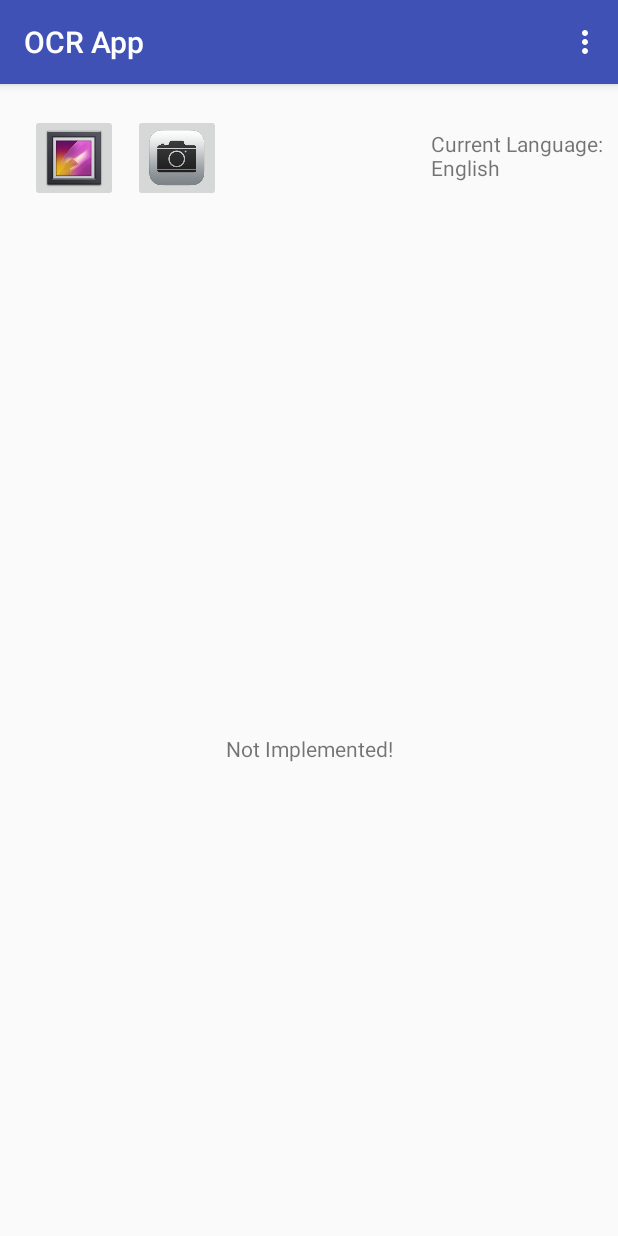
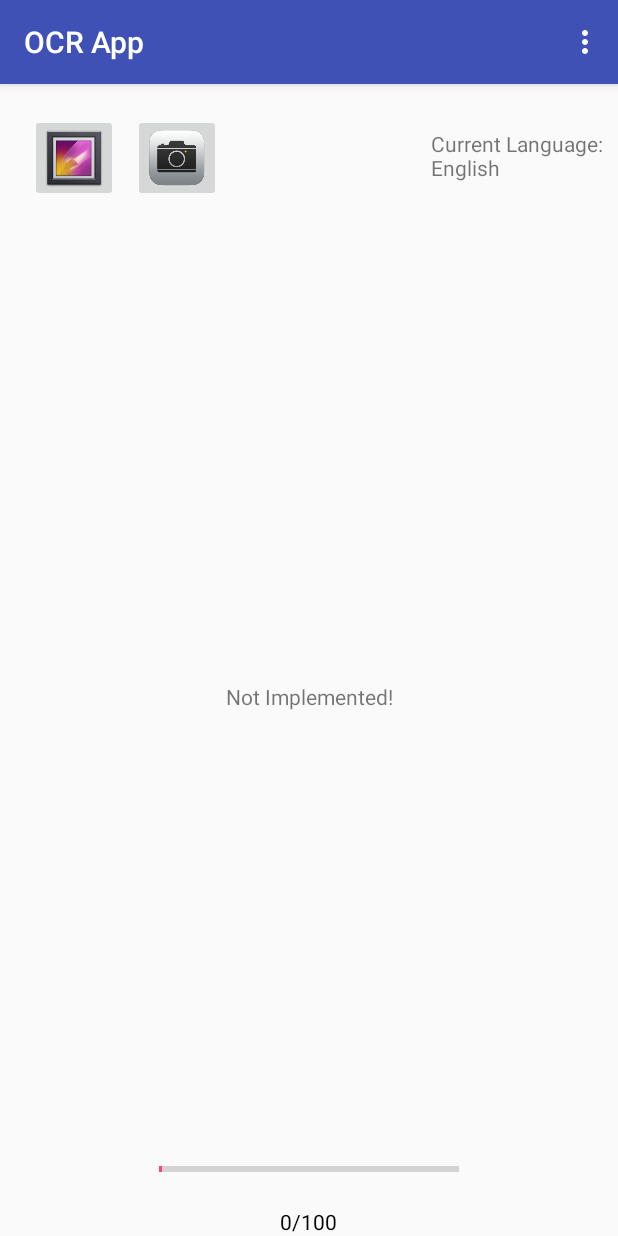
Before and after one commit to hadas-sg/ocr-app, an Android app: the screen it shows after launch (MainActivity), after a tap on an icon or button, on a phone screen of 412 x 824 dp. Run offline under Robolectric (Android 15) with nearby library versions, the phone set to English and light mode, and no system bars; libraries missing offline, so code that uses them is left out: com.googlecode.tesseract.

Commit message:
Adding Progress bar

```diff
--- a/app/src/main/AndroidManifest.xml
+++ b/app/src/main/AndroidManifest.xml
@@ -4,6 +4,9 @@
 
     <uses-permission android:name="android.permission.WRITE_EXTERNAL_STORAGE" />
     <uses-permission android:name="android.permission.READ_EXTERNAL_STORAGE" />
+    <uses-permission android:name="android.permission.CAMERA"/>
+
+    <uses-feature android:name="android.hardware.camera" android:required="true" />
 
     <application
         android:allowBackup="true"
--- a/app/src/main/java/com/example/android/ocrexample/MainActivity.java
+++ b/app/src/main/java/com/example/android/ocrexample/MainActivity.java
@@ -13,6 +13,7 @@ import android.os.AsyncTask;
 import android.os.Build;
 import android.os.Bundle;
 import android.os.Environment;
+import android.os.Handler;
 import android.preference.PreferenceManager;
 import android.support.v4.app.ActivityCompat;
 import android.support.v4.content.ContextCompat;
@@ -23,6 +24,7 @@ import android.view.Menu;
 import android.view.MenuItem;
 import android.view.View;
 import android.widget.ImageView;
+import android.widget.ProgressBar;
 import android.widget.TextView;
 
 import com.googlecode.tesseract.android.TessBaseAPI;
@@ -33,9 +35,15 @@ public class MainActivity extends AppCompatActivity
     implements SharedPreferences.OnSharedPreferenceChangeListener {
 
     private static final int SELECT_PICTURE = 1;
-    private static final int REQUEST_READ_EXTERNAL_STORAGE = 1;
+    private static final int TAKE_PICTURE = 2;
+    private static final int REQUEST_PERMISSIONS = 1;
 
     ProcessTextWithOCR textProcessorTask;
+
+    private ProgressBar progressBar;
+    private int progressStatus = 0;
+    private TextView textView;
+    private Handler handler = new Handler();
 
     @Override
     protected void onCreate(Bundle savedInstanceState) {
@@ -58,11 +66,13 @@ public class MainActivity extends AppCompatActivity
     public void checkIfStoragePermissionGranted() {
 
         if (Build.VERSION.SDK_INT >= 23) {
-            if (ContextCompat.checkSelfPermission(this, Manifest.permission.READ_EXTERNAL_STORAGE)
-                    != PackageManager.PERMISSION_GRANTED) {
+            if (ContextCompat.checkSelfPermission(this, Manifest.permission.READ_EXTERNAL_STORAGE) != PackageManager.PERMISSION_GRANTED ||
+                    ContextCompat.checkSelfPermission(this, Manifest.permission.WRITE_EXTERNAL_STORAGE) != PackageManager.PERMISSION_GRANTED ||
+                            ContextCompat.checkSelfPermission(this, Manifest.permission.CAMERA) != PackageManager.PERMISSION_GRANTED)
+                    {
                 ActivityCompat.requestPermissions(this,
-                        new String[]{Manifest.permission.READ_EXTERNAL_STORAGE},
-                        REQUEST_READ_EXTERNAL_STORAGE);
+                        new String[]{Manifest.permission.READ_EXTERNAL_STORAGE, Manifest.permission.WRITE_EXTERNAL_STORAGE, Manifest.permission.CAMERA},
+                        REQUEST_PERMISSIONS);
             }
         }
     }
@@ -71,10 +81,12 @@ public class MainActivity extends AppCompatActivity
     public void onRequestPermissionsResult(int requestCode, String[] permissions, int[] grantResults) {
 
         switch (requestCode) {
-            case REQUEST_READ_EXTERNAL_STORAGE: {
+            case REQUEST_PERMISSIONS: {
                 // If request is cancelled, the result arrays are empty.
                 if (grantResults.length > 0
-                        && grantResults[0] == PackageManager.PERMISSION_GRANTED) {
+                        && grantResults[0] == PackageManager.PERMISSION_GRANTED
+                        && grantResults[1] == PackageManager.PERMISSION_GRANTED
+                        && grantResults[2] == PackageManager.PERMISSION_GRANTED) {
 
                     // Restart the process to add the permissions (Known Bug of android 6)
                     android.os.Process.killProcess(android.os.Process.myPid());
@@ -215,7 +227,16 @@ public class MainActivity extends AppCompatActivity
             String textInImage = "";
 
             if (uris.length == 1) {
-                TessBaseAPI ocrAPI = new TessBaseAPI();
+
+                TessBaseAPI ocrAPI = new TessBaseAPI(new TessBaseAPI.ProgressNotifier() {
+                    @Override
+                    public void onProgressValues(TessBaseAPI.ProgressValues progressValues) {
+                        progressBar = (ProgressBar) findViewById(R.id.progressBar1);
+                        progressBar.setProgress(progressValues.getPercent());
+                        textView = (TextView) findViewById(R.id.textView1);
+                        textView.setText(progressValues.getPercent() + "/" + progressBar.getMax());
+                    }
+                });
 
                 try {
                     InputStream imageStream = getContentResolver().openInputStream(uris[0]);
--- a/app/src/main/res/layout/activity_main.xml
+++ b/app/src/main/res/layout/activity_main.xml
@@ -95,6 +95,29 @@
                 android:layout_centerHorizontal="true"
                 android:textAlignment="center" />
         </ScrollView>
+        <ProgressBar
+            android:id="@+id/progressBar1"
+            style="?android:attr/progressBarStyleHorizontal"
+            android:layout_width="wrap_content"
+            android:layout_height="wrap_content"
+            android:layout_alignParentLeft="true"
+            android:layout_alignParentTop="true"
+            android:indeterminate="false"
+            android:max="100"
+            android:minHeight="50dp"
+            android:minWidth="200dp"
+            android:progress="1"
+            android:layout_gravity="center" />
+
+        <TextView
+            android:id="@+id/textView1"
+            android:layout_width="wrap_content"
+            android:layout_height="wrap_content"
+            android:layout_alignLeft="@+id/progressBar1"
+            android:layout_below="@+id/progressBar1"
+            android:text="0/100"
+            android:layout_gravity="center_horizontal"
+            android:allowUndo="false"
+            android:textColor="@android:color/black" />
     </LinearLayout>
-
 </RelativeLayout>
```
Also changed, not shown: app/build.gradle (+6 -2 lines).
